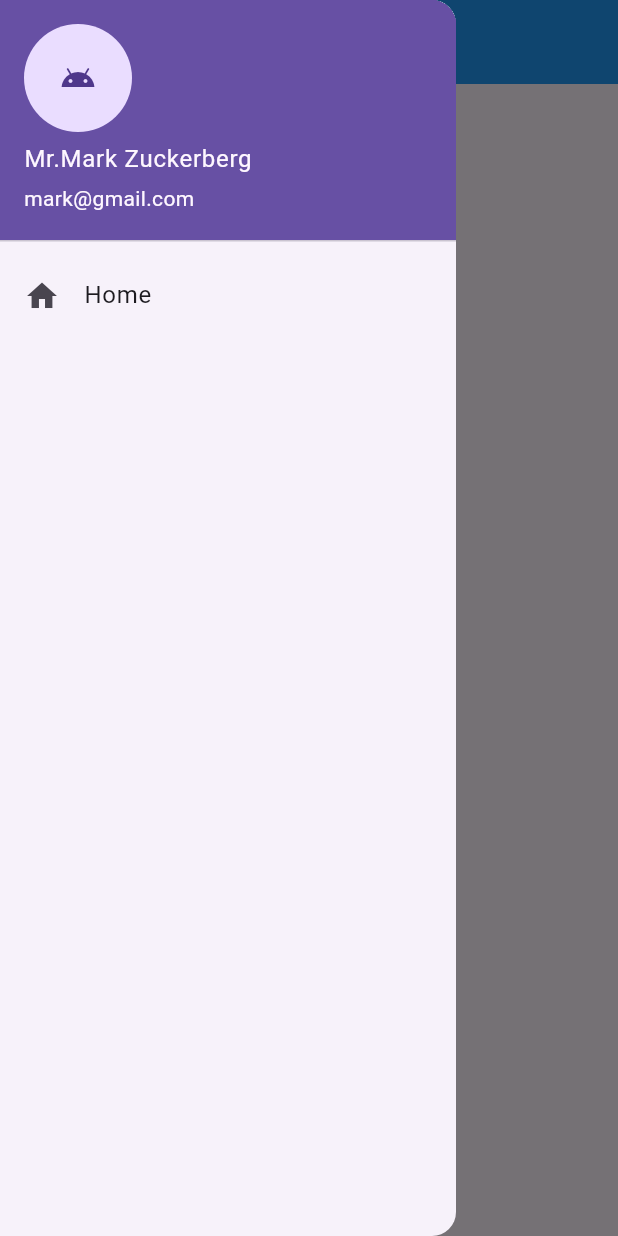
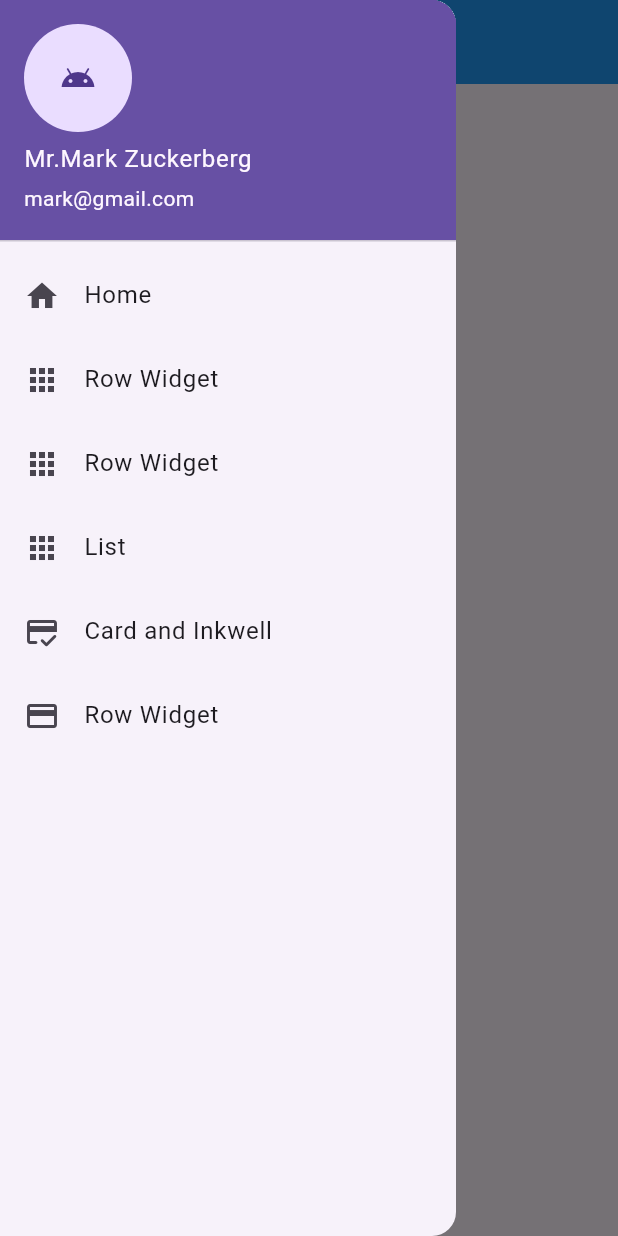
Before and after one commit to WANWISAAA/week11-mobile-d1-2569, a Flutter app: the screen it shows after launch, with the side drawer open, on a phone screen of 412 x 824 dp. Run offline on Flutter 3.47's test engine with Material 3 defaults, Android fonts, the phone set to English and light mode, and no system bars.

Commit message:
finish drawer

```diff
--- a/lib/view/home.dart
+++ b/lib/view/home.dart
@@ -26,6 +26,41 @@ class HomeScreen extends StatelessWidget {
               onTap: () {
                 debugPrint("TEST OK");
               },
+            ),
+            ListTile(
+              leading: Icon(Icons.apps),
+              title: Text("Row Widget"),
+              onTap: () {
+                debugPrint("TEST OK");
+              },
+            ),
+            ListTile(
+              leading: Icon(Icons.apps),
+              title: Text("Row Widget"),
+              onTap: () {
+                debugPrint("TEST OK");
+              },
+            ),
+            ListTile(
+              leading: Icon(Icons.apps),
+              title: Text("List"),
+              onTap: () {
+                debugPrint("TEST OK");
+              },
+            ),
+            ListTile(
+              leading: Icon(Icons.credit_score_rounded),
+              title: Text("Card and Inkwell"),
+              onTap: () {
+                debugPrint("TEST Card");
+              },
+            ),
+            ListTile(
+              leading: Icon(Icons.credit_card),
+              title: Text("Row Widget"),
+              onTap: () {
+                debugPrint("TEST Card2");
+              },
             )
           ],
         ),
```
